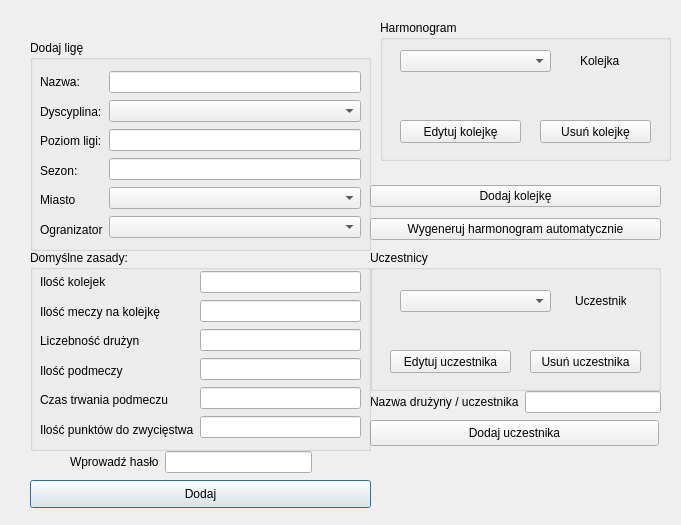
Old version of the form IPR-master/liga_dodaj.ui in the repository MrocznyZdzichu/Multiliga.
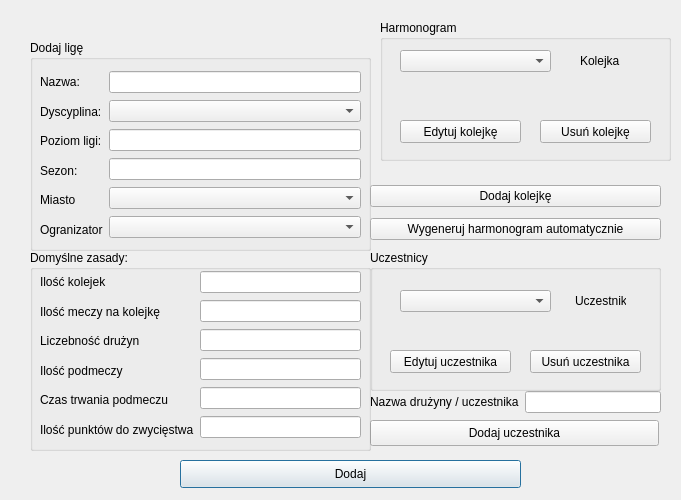
New version of the form.

The edit to the form file:
```diff
--- a/IPR-master/liga_dodaj.ui
+++ b/IPR-master/liga_dodaj.ui
@@ -7,7 +7,7 @@
     <x>0</x>
     <y>0</y>
     <width>681</width>
-    <height>525</height>
+    <height>500</height>
    </rect>
   </property>
   <property name="windowTitle">
@@ -16,8 +16,8 @@
   <widget class="QPushButton" name="pushButton_5">
    <property name="geometry">
     <rect>
-     <x>30</x>
-     <y>480</y>
+     <x>180</x>
+     <y>460</y>
      <width>341</width>
      <height>28</height>
     </rect>
@@ -141,28 +141,6 @@
     </layout>
    </widget>
   </widget>
-  <widget class="QWidget" name="layoutWidget_16">
-   <property name="geometry">
-    <rect>
-     <x>70</x>
-     <y>450</y>
-     <width>242</width>
-     <height>24</height>
-    </rect>
-   </property>
-   <layout class="QHBoxLayout" name="horizontalLayout_10">
-    <item>
-     <widget class="QLabel" name="label_38">
-      <property name="text">
-       <string>Wprowadź hasło</string>
-      </property>
-     </widget>
-    </item>
-    <item>
-     <widget class="QLineEdit" name="lineEdit_22"/>
-    </item>
-   </layout>
-  </widget>
   <widget class="QGroupBox" name="groupBox_15">
    <property name="geometry">
     <rect>
@@ -435,8 +413,8 @@
   <widget class="QLabel" name="label_3">
    <property name="geometry">
     <rect>
-     <x>400</x>
-     <y>470</y>
+     <x>120</x>
+     <y>20</y>
      <width>261</width>
      <height>31</height>
     </rect>
```
